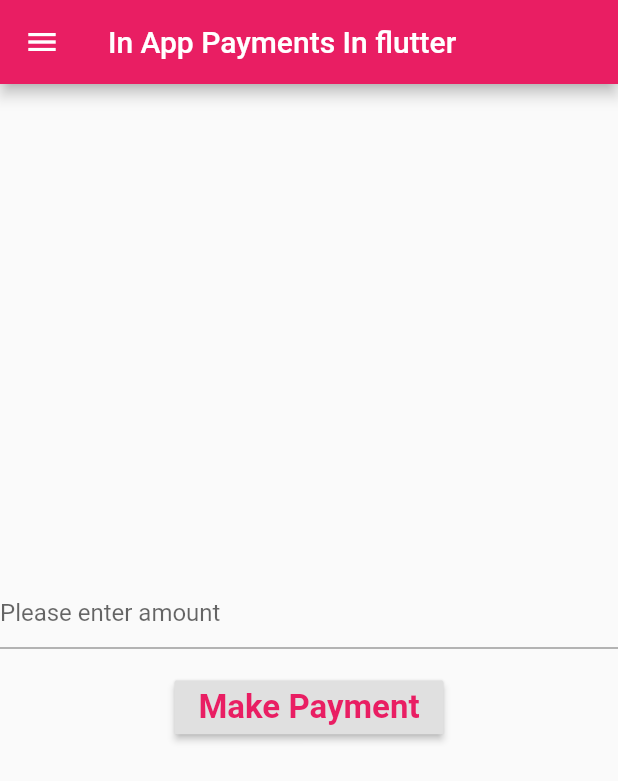
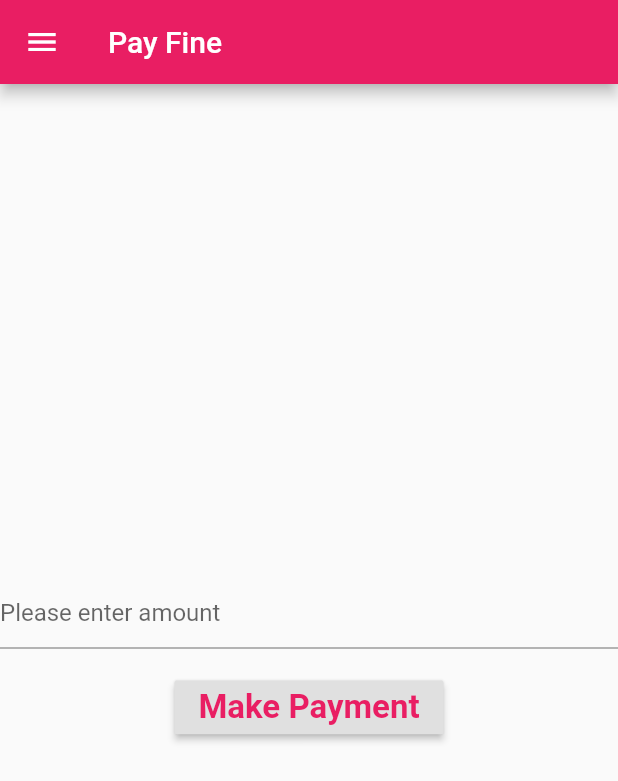
Before and after one commit to AnimeshSinha1309/library-management, a Flutter app: the RazorPayPage screen opened by its route, on a phone screen of 412 x 824 dp. Shown: the top 781 px of the screen. Run offline on Flutter 3.47's test engine with Material 2 defaults, Android fonts, the phone set to English and light mode, and no system bars; our stand-ins replace cloud_firestore, firebase_auth, flutter_tags, fluttertoast, google_sign_in, shared_preferences; missing offline and left inert: barcode_scan, firebase_auth_web, firebase_core_web, flappy_search_bar, fuzzy, google_sign_in_web and 1 more; accounts and stored records are empty; network calls fail.

Commit message:
minor ui change

```diff
--- a/libmate/lib/views/drawer.dart
+++ b/libmate/lib/views/drawer.dart
@@ -45,7 +45,7 @@
       _DrawerViewItem(Icons.location_on, 'Guide', '/guide').build(context),
       _DrawerViewItem(Icons.file_upload, 'Contribute Info', '/contribute').build(context),
       _DrawerViewItem(Icons.library_books, 'Issued Books', '/issued').build(context),
-      _DrawerViewItem(Icons.library_books, 'Pay fine', '/payfines').build(context),
+      _DrawerViewItem(Icons.payment, 'Pay fine', '/payfines').build(context),
       _DrawerViewItem(Icons.people, 'Friends', '/friends').build(context),
       _DrawerViewItem(Icons.library_books, 'Reading List', '/goals').build(context),
       _DrawerViewItem(Icons.card_membership, 'Library Card', '/libcard').build(context),
--- a/libmate/lib/views/razorpay.dart
+++ b/libmate/lib/views/razorpay.dart
@@ -62,7 +62,7 @@
     return Scaffold(
         appBar: AppBar(
             title: Text(
-                'In App Payments In flutter'
+                'Pay Fine'
             )
         ),
         drawer: AppDrawer(),
```
